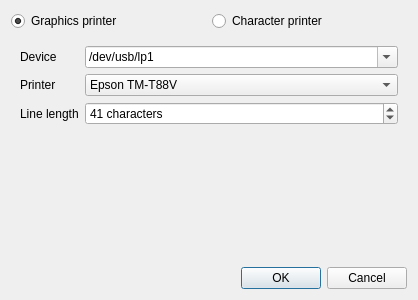
The window that quickevent/app/plugins/qml/Receipts/src/receiptsprinteroptionsdialog.ui (Quick-Event/quickbox) describes before a commit, drawn with Qt 5.
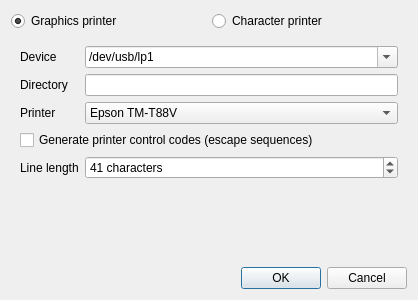
The same window after the commit. The open tabs and pages were chosen to show the change. Icons and pictures are not drawn.

Commit message:
quickevent: [#84] Implement Receips printer options
* cash printer can be redirected to the text file

What changed in the file:
```diff
--- a/quickevent/app/plugins/qml/Receipts/src/receiptsprinteroptionsdialog.ui
+++ b/quickevent/app/plugins/qml/Receipts/src/receiptsprinteroptionsdialog.ui
@@ -91,14 +91,20 @@
          </item>
         </widget>
        </item>
-       <item row="1" column="0">
+       <item row="2" column="0">
         <widget class="QLabel" name="label_3">
+         <property name="sizePolicy">
+          <sizepolicy hsizetype="Maximum" vsizetype="Preferred">
+           <horstretch>0</horstretch>
+           <verstretch>0</verstretch>
+          </sizepolicy>
+         </property>
          <property name="text">
           <string>Printer</string>
          </property>
         </widget>
        </item>
-       <item row="1" column="1">
+       <item row="2" column="1">
         <widget class="QComboBox" name="cbxCharacterPrinterModel">
          <item>
           <property name="text">
@@ -107,14 +113,20 @@
          </item>
         </widget>
        </item>
-       <item row="2" column="0">
+       <item row="4" column="0">
         <widget class="QLabel" name="label">
+         <property name="sizePolicy">
+          <sizepolicy hsizetype="Maximum" vsizetype="Preferred">
+           <horstretch>0</horstretch>
+           <verstretch>0</verstretch>
+          </sizepolicy>
+         </property>
          <property name="text">
           <string>Line length</string>
          </property>
         </widget>
        </item>
-       <item row="2" column="1">
+       <item row="4" column="1">
         <widget class="QSpinBox" name="edCharacterPrinterLineLength">
          <property name="suffix">
           <string> characters</string>
@@ -127,6 +139,29 @@
          </property>
         </widget>
        </item>
+       <item row="1" column="0">
+        <widget class="QLabel" name="label_4">
+         <property name="sizePolicy">
+          <sizepolicy hsizetype="Maximum" vsizetype="Preferred">
+           <horstretch>0</horstretch>
+           <verstretch>0</verstretch>
+          </sizepolicy>
+         </property>
+         <property name="text">
+          <string>Directory</string>
+         </property>
+        </widget>
+       </item>
+       <item row="1" column="1">
+        <widget class="QLineEdit" name="edCharacterPrinterDirectory"/>
+       </item>
+       <item row="3" column="0" colspan="2">
+        <widget class="QCheckBox" name="chkCharacterPrinterGenerateControlCodes">
+         <property name="text">
+          <string>Generate printer control codes (escape sequences)</string>
+         </property>
+        </widget>
+       </item>
       </layout>
      </widget>
     </widget>
```
Left out of the diff: 23 changed lines with no effect on the pictures. The commit also changes 3 other files.
